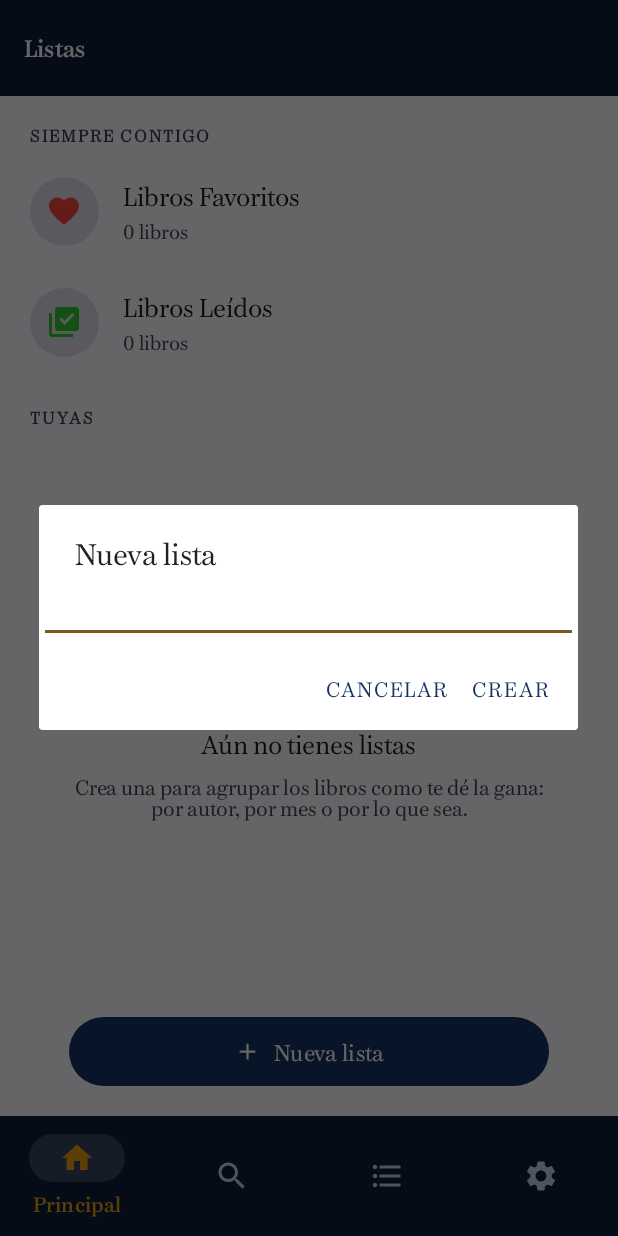
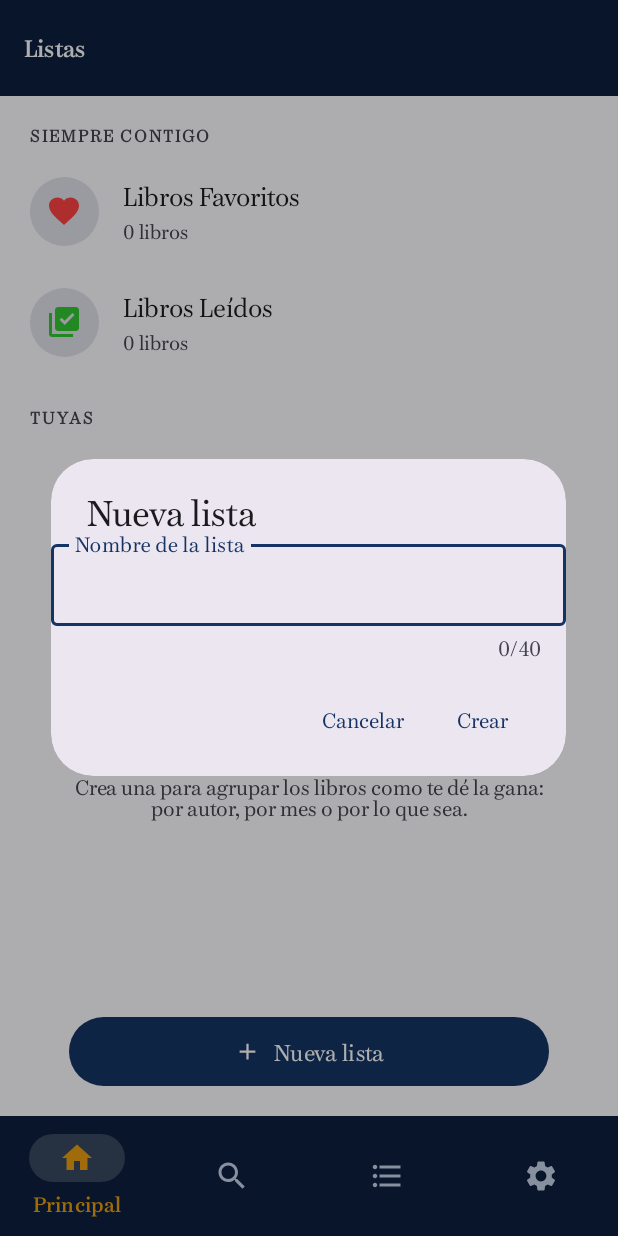
Before and after one commit to jesus33lcc/NewGoodBook, an Android app: the Listas screen opened through its navigation route, after a tap on "Nueva lista", on a phone screen of 412 x 824 dp. Run offline under Robolectric (Android 15) with nearby library versions, the phone set to English and light mode, and no system bars; our stand-ins replace Firebase (no records; nobody signed in at launch, a user with empty details on screens opened directly), Picasso, navigation-ui; 3 statements that could not run were skipped.

Commit message:
Crear y borrar listas de forma más clara
El diálogo de creación usa un campo de Material y muestra el error debajo, sin cerrarse. Cada lista propia tiene un botón de opciones, porque deslizar no se descubre. El borrado ofrece deshacer.

```diff
--- a/NewGoodBook_Project/app/src/main/java/com/example/newgoodbooks/ContenidoLista.java
+++ b/NewGoodBook_Project/app/src/main/java/com/example/newgoodbooks/ContenidoLista.java
@@ -62,7 +62,7 @@ public class ContenidoLista extends AppCompatActivity {
             @Override
             public void instantiateMyButton(RecyclerView.ViewHolder viewHolder, List<MySwipeHelper.MyButton> buffer) {
                 buffer.add(new MyButton(ContenidoLista.this,
-                        "Delete",
+                        getString(R.string.eliminar),
                         30,
                         R.drawable.ic_delete4ever,
                         Color.parseColor("#FF3C30"),
--- a/NewGoodBook_Project/app/src/main/java/com/example/newgoodbooks/Fragments/AdapterList/ListaAdapter.java
+++ b/NewGoodBook_Project/app/src/main/java/com/example/newgoodbooks/Fragments/AdapterList/ListaAdapter.java
@@ -5,6 +5,7 @@ import android.content.Intent;
 import android.view.LayoutInflater;
 import android.view.View;
 import android.view.ViewGroup;
+import android.widget.ImageButton;
 import android.widget.ImageView;
 import android.widget.TextView;
 
@@ -24,12 +25,24 @@ import java.util.List;
 //como elegian el icono, y encima lo hacian comparando el nombre con cadenas magicas.
 //Ahora el icono se resuelve por el id de la lista.
 public class ListaAdapter extends RecyclerView.Adapter<ListaAdapter.ListaViewHolder> {
+
+    //Aviso de que se han pedido las opciones de una fila. Lo resuelve quien monta el
+    //adaptador, que es quien sabe si puede borrar y como confirmarlo.
+    public interface AlPedirOpciones {
+        void enLista(Lista lista, android.view.View ancla);
+    }
+
     private final Context context;
     private List<Lista> listas;
+    private AlPedirOpciones alPedirOpciones;
 
     public ListaAdapter(Context context, List<Lista> listas) {
         this.context = context;
         this.listas = listas != null ? listas : new ArrayList<Lista>();
+    }
+
+    public void setAlPedirOpciones(AlPedirOpciones escucha) {
+        this.alPedirOpciones = escucha;
     }
 
     @NonNull
@@ -47,6 +60,13 @@ public class ListaAdapter extends RecyclerView.Adapter<ListaAdapter.ListaViewHol
         int cuantos = lista.getLibros().size();
         holder.contador.setText(context.getResources()
                 .getQuantityString(R.plurals.n_libros, cuantos, cuantos));
+
+        //Las listas fijas no se pueden borrar: sin opciones que ofrecer, el boton
+        //sobra y ademas confundiria.
+        boolean hayOpciones = alPedirOpciones != null && !lista.esImborrable();
+        holder.opciones.setVisibility(hayOpciones ? View.VISIBLE : View.GONE);
+        holder.opciones.setOnClickListener(hayOpciones
+                ? v -> alPedirOpciones.enLista(lista, v) : null);
 
         holder.itemView.setOnClickListener(new View.OnClickListener() {
             @Override
@@ -115,12 +135,14 @@ public class ListaAdapter extends RecyclerView.Adapter<ListaAdapter.ListaViewHol
         private final ImageView iconoLista;
         private final TextView nombreLista;
         private final TextView contador;
+        private final ImageButton opciones;
 
         public ListaViewHolder(@NonNull View itemView) {
             super(itemView);
             iconoLista = itemView.findViewById(R.id.iconoTypeLista_img);
             nombreLista = itemView.findViewById(R.id.nombreLista_txt);
             contador = itemView.findViewById(R.id.contadorLista_txt);
+            opciones = itemView.findViewById(R.id.opcionesLista_btn);
         }
     }
 }
--- /dev/null
+++ b/NewGoodBook_Project/app/src/main/res/drawable/ic_mas_opciones.xml
@@ -0,0 +1,11 @@
+<!-- Tres puntos verticales: menu de la fila. -->
+<vector xmlns:android="http://schemas.android.com/apk/res/android"
+    android:width="24dp"
+    android:height="24dp"
+    android:viewportWidth="24"
+    android:viewportHeight="24"
+    android:tint="?attr/colorControlNormal">
+    <path
+        android:fillColor="@android:color/white"
+        android:pathData="M12,8c1.1,0 2,-0.9 2,-2s-0.9,-2 -2,-2 -2,0.9 -2,2 0.9,2 2,2zM12,10c-1.1,0 -2,0.9 -2,2s0.9,2 2,2 2,-0.9 2,-2 -0.9,-2 -2,-2zM12,16c-1.1,0 -2,0.9 -2,2s0.9,2 2,2 2,-0.9 2,-2 -0.9,-2 -2,-2z" />
+</vector>
--- /dev/null
+++ b/NewGoodBook_Project/app/src/main/res/layout/dialogo_nueva_lista.xml
@@ -0,0 +1,24 @@
+<?xml version="1.0" encoding="utf-8"?>
+<!-- Antes era un EditText suelto metido en el dialogo: sin margenes, pegado a los
+     bordes, y los errores salian como aviso flotante lejos del campo. -->
+<com.google.android.material.textfield.TextInputLayout
+    xmlns:android="http://schemas.android.com/apk/res/android"
+    xmlns:app="http://schemas.android.com/apk/res-auto"
+    android:id="@+id/capaNombreLista"
+    style="@style/Widget.Material3.TextInputLayout.OutlinedBox"
+    android:layout_width="match_parent"
+    android:layout_height="wrap_content"
+    android:layout_marginHorizontal="24dp"
+    android:layout_marginTop="8dp"
+    android:hint="@string/hint_nombre_lista"
+    app:counterEnabled="true"
+    app:counterMaxLength="40">
+
+    <com.google.android.material.textfield.TextInputEditText
+        android:id="@+id/campoNombreLista"
+        android:layout_width="match_parent"
+        android:layout_height="wrap_content"
+        android:imeOptions="actionDone"
+        android:inputType="textCapSentences"
+        android:maxLength="40" />
+</com.google.android.material.textfield.TextInputLayout>
--- a/NewGoodBook_Project/app/src/main/res/layout/item_lista_list.xml
+++ b/NewGoodBook_Project/app/src/main/res/layout/item_lista_list.xml
@@ -55,4 +55,15 @@
             android:textSize="13sp"
             tools:text="7 libros" />
     </LinearLayout>
+
+    <!-- Deslizar para borrar no se descubre solo. Este boton hace visible que la fila
+         tiene acciones; el deslizamiento se mantiene para quien ya lo conocia.
+         Se esconde en las listas fijas, que no se pueden borrar. -->
+    <ImageButton
+        android:id="@+id/opcionesLista_btn"
+        android:layout_width="44dp"
+        android:layout_height="44dp"
+        android:background="?attr/selectableItemBackgroundBorderless"
+        android:contentDescription="@string/opciones_lista"
+        android:src="@drawable/ic_mas_opciones" />
 </LinearLayout>
--- /dev/null
+++ b/NewGoodBook_Project/app/src/main/res/menu/menu_lista.xml
@@ -0,0 +1,6 @@
+<?xml version="1.0" encoding="utf-8"?>
+<menu xmlns:android="http://schemas.android.com/apk/res/android">
+    <item
+        android:id="@+id/accion_eliminar_lista"
+        android:title="@string/eliminar" />
+</menu>
--- a/NewGoodBook_Project/app/src/main/res/values/strings.xml
+++ b/NewGoodBook_Project/app/src/main/res/values/strings.xml
@@ -141,4 +141,7 @@
     <string name="onboarding_sin_libros">No hemos podido cargar libros. Puedes continuar igualmente.</string>
     <string name="ajuste_gustos">Mis gustos</string>
     <string name="ajuste_gustos_detalle">Volver a elegir géneros y libros</string>
+    <string name="opciones_lista">Opciones de la lista</string>
+    <string name="lista_deshacer">Deshacer</string>
+    <string name="lista_nombre_largo">El nombre es demasiado largo</string>
 </resources>
```
Also changed, not shown: NewGoodBook_Project/app/src/main/java/com/example/newgoodbooks/Datos/RepositorioUsuario.java (+20 -0 lines), NewGoodBook_Project/app/src/main/java/com/example/newgoodbooks/Fragments/Listas.java (+96 -48 lines), 1 other file.
